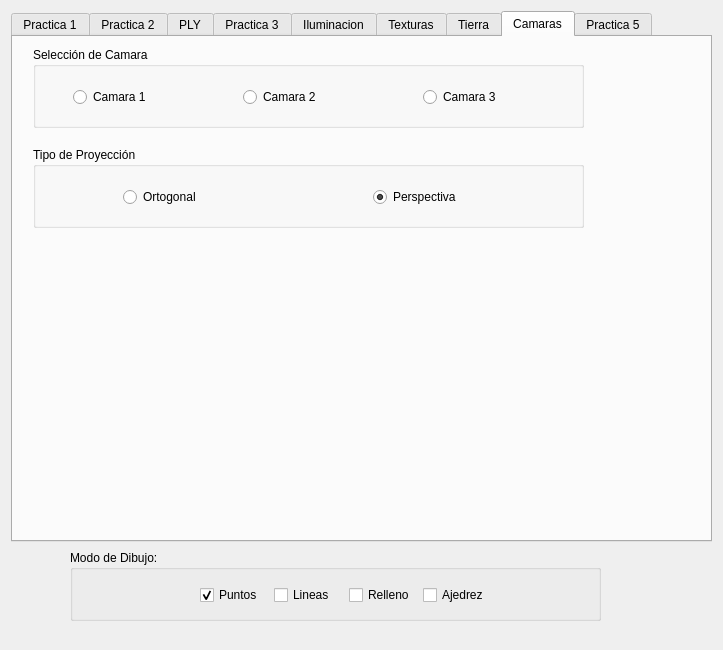
First picture: the form in Practica5/esqueleto_qt/interfaz.ui, repository Ancaor/IG, before the edit.
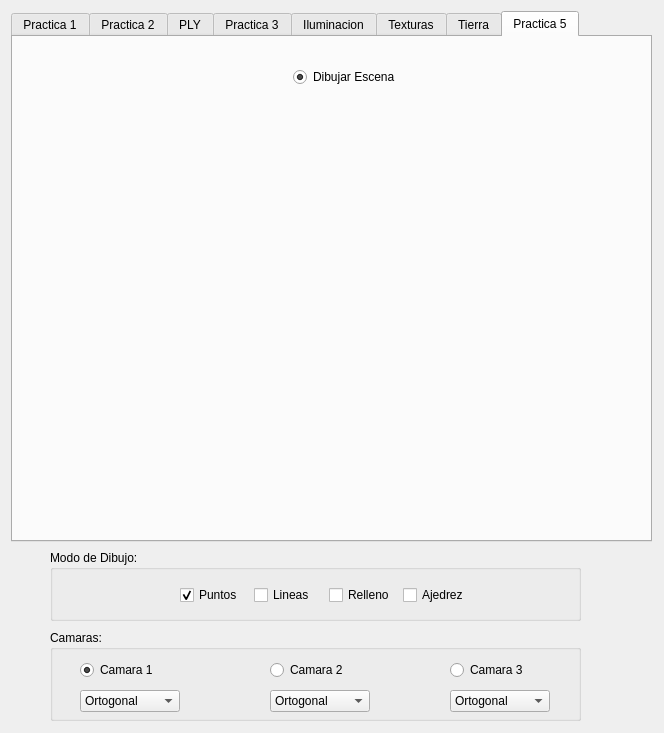
Second picture: the form after the edit. The open tabs and pages were chosen to show the change.

Commit message:
Interfaz terminada con varias camaras
Varias camaras funcionando y la interfaz se ha limpiado. Faltaria limpiar el codigo.

```diff
--- a/Practica5/esqueleto_qt/interfaz.ui
+++ b/Practica5/esqueleto_qt/interfaz.ui
@@ -6,8 +6,8 @@
    <rect>
     <x>0</x>
     <y>0</y>
-    <width>723</width>
-    <height>650</height>
+    <width>664</width>
+    <height>733</height>
    </rect>
   </property>
   <property name="windowTitle">
@@ -18,7 +18,7 @@
     <rect>
      <x>11</x>
      <y>11</y>
-     <width>701</width>
+     <width>641</width>
      <height>531</height>
     </rect>
    </property>
@@ -1281,105 +1281,6 @@
      </widget>
     </widget>
    </widget>
-   <widget class="QWidget" name="tab_8">
-    <attribute name="title">
-     <string>Camaras</string>
-    </attribute>
-    <widget class="QGroupBox" name="groupBox_19">
-     <property name="geometry">
-      <rect>
-       <x>20</x>
-       <y>10</y>
-       <width>551</width>
-       <height>81</height>
-      </rect>
-     </property>
-     <property name="title">
-      <string>Selección de Camara</string>
-     </property>
-     <widget class="QRadioButton" name="radioButton_15">
-      <property name="geometry">
-       <rect>
-        <x>40</x>
-        <y>40</y>
-        <width>100</width>
-        <height>20</height>
-       </rect>
-      </property>
-      <property name="text">
-       <string>Camara 1</string>
-      </property>
-     </widget>
-     <widget class="QRadioButton" name="radioButton_16">
-      <property name="geometry">
-       <rect>
-        <x>210</x>
-        <y>40</y>
-        <width>100</width>
-        <height>20</height>
-       </rect>
-      </property>
-      <property name="text">
-       <string>Camara 2</string>
-      </property>
-     </widget>
-     <widget class="QRadioButton" name="radioButton_17">
-      <property name="geometry">
-       <rect>
-        <x>390</x>
-        <y>40</y>
-        <width>100</width>
-        <height>20</height>
-       </rect>
-      </property>
-      <property name="text">
-       <string>Camara 3</string>
-      </property>
-     </widget>
-    </widget>
-    <widget class="QGroupBox" name="groupBox_20">
-     <property name="geometry">
-      <rect>
-       <x>20</x>
-       <y>110</y>
-       <width>551</width>
-       <height>81</height>
-      </rect>
-     </property>
-     <property name="title">
-      <string>Tipo de Proyección</string>
-     </property>
-     <widget class="QRadioButton" name="radioButton_18">
-      <property name="geometry">
-       <rect>
-        <x>90</x>
-        <y>40</y>
-        <width>100</width>
-        <height>20</height>
-       </rect>
-      </property>
-      <property name="text">
-       <string>Ortogonal</string>
-      </property>
-     </widget>
-     <widget class="QRadioButton" name="radioButton_19">
-      <property name="geometry">
-       <rect>
-        <x>340</x>
-        <y>40</y>
-        <width>100</width>
-        <height>20</height>
-       </rect>
-      </property>
-      <property name="text">
-       <string>Perspectiva</string>
-      </property>
-      <property name="checked">
-       <bool>true</bool>
-      </property>
-     </widget>
-    </widget>
-   </widget>
    <widget class="QWidget" name="tab_9">
     <attribute name="title">
      <string>Practica 5</string>
@@ -1405,7 +1306,7 @@
   <widget class="QGroupBox" name="groupBox">
    <property name="geometry">
     <rect>
-     <x>70</x>
+     <x>50</x>
      <y>550</y>
      <width>531</width>
      <height>71</height>
@@ -1458,6 +1359,129 @@
     </layout>
    </widget>
   </widget>
+  <widget class="QGroupBox" name="groupBox_21">
+   <property name="geometry">
+    <rect>
+     <x>50</x>
+     <y>630</y>
+     <width>531</width>
+     <height>91</height>
+    </rect>
+   </property>
+   <property name="title">
+    <string>Camaras:</string>
+   </property>
+   <widget class="QRadioButton" name="radioButton_15">
+    <property name="geometry">
+     <rect>
+      <x>30</x>
+      <y>30</y>
+      <width>100</width>
+      <height>20</height>
+     </rect>
+    </property>
+    <property name="text">
+     <string>Camara 1</string>
+    </property>
+    <property name="checked">
+     <bool>true</bool>
+    </property>
+   </widget>
+   <widget class="QRadioButton" name="radioButton_16">
+    <property name="geometry">
+     <rect>
+      <x>220</x>
+      <y>30</y>
+      <width>100</width>
+      <height>20</height>
+     </rect>
+    </property>
+    <property name="text">
+     <string>Camara 2</string>
+    </property>
+   </widget>
+   <widget class="QRadioButton" name="radioButton_17">
+    <property name="geometry">
+     <rect>
+      <x>400</x>
+      <y>30</y>
+      <width>100</width>
+      <height>20</height>
+     </rect>
+    </property>
+    <property name="text">
+     <string>Camara 3</string>
+    </property>
+   </widget>
+   <widget class="QComboBox" name="tipoCamara1">
+    <property name="geometry">
+     <rect>
+      <x>30</x>
+      <y>60</y>
+      <width>100</width>
+      <height>22</height>
+     </rect>
+    </property>
+    <property name="currentText">
+     <string>Perspectiva</string>
+    </property>
+    <item>
+     <property name="text">
+      <string>Ortogonal</string>
+     </property>
+    </item>
+    <item>
+     <property name="text">
+      <string>Perspectiva</string>
+     </property>
+    </item>
+   </widget>
+   <widget class="QComboBox" name="tipoCamara2">
+    <property name="geometry">
+     <rect>
+      <x>220</x>
+      <y>60</y>
+      <width>100</width>
+      <height>22</height>
+     </rect>
+    </property>
+    <item>
+     <property name="text">
+      <string>Ortogonal</string>
+     </property>
+    </item>
+    <item>
+     <property name="text">
+      <string>Perspectiva</string>
+     </property>
+    </item>
+   </widget>
+   <widget class="QComboBox" name="tipoCamara3">
+    <property name="geometry">
+     <rect>
+      <x>400</x>
+      <y>60</y>
+      <width>100</width>
+      <height>22</height>
+     </rect>
+    </property>
+    <item>
+     <property name="text">
+      <string>Ortogonal</string>
+     </property>
+    </item>
+    <item>
+     <property name="text">
+      <string>Perspectiva</string>
+     </property>
+    </item>
+    <item>
+     <property name="text">
+      <string/>
+     </property>
+    </item>
+   </widget>
+  </widget>
   <zorder>groupBox</zorder>
   <zorder>tabWidget</zorder>
  </widget>
```
Left out of the diff: 3 changed lines with no effect on the pictures. The commit also changes 20 other files.
